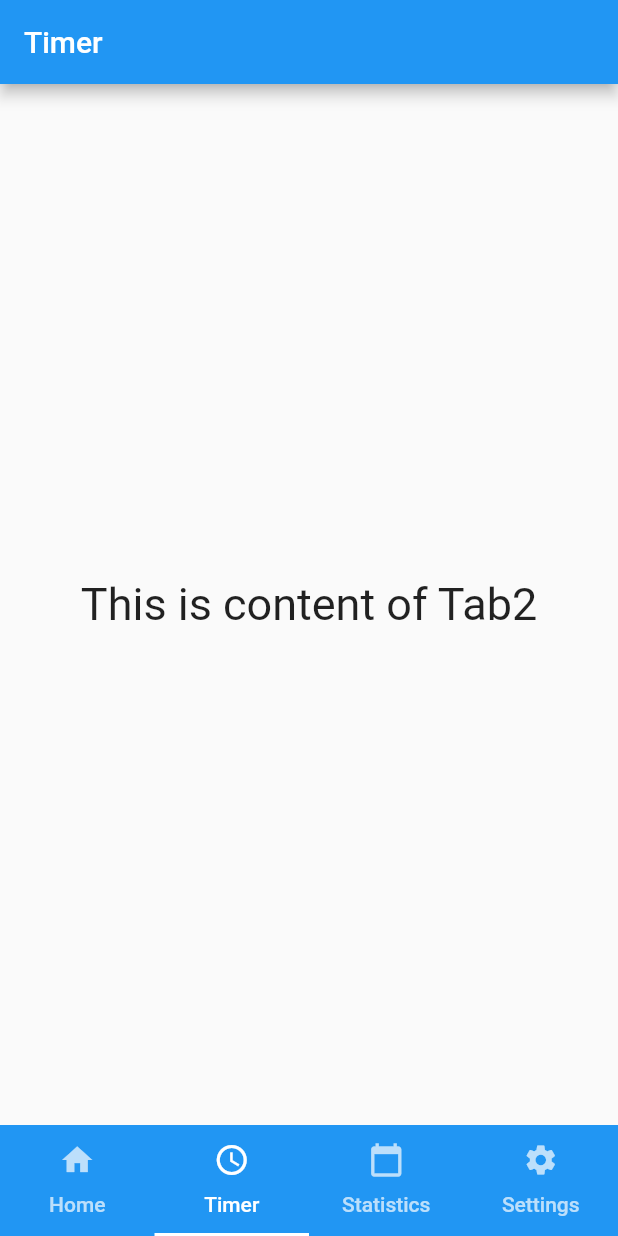
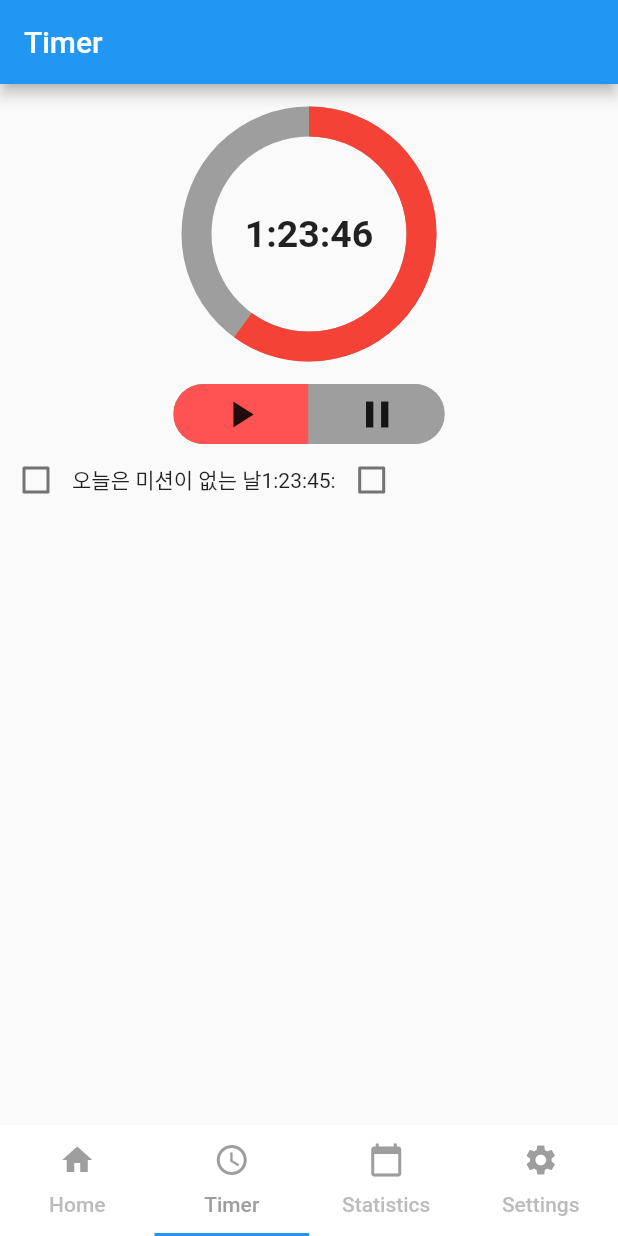
Before and after one commit to FreeDeveloper97/flutter_save, a Flutter app: the screen it shows after launch, item 2 of the bottom bar chosen, on a phone screen of 412 x 824 dp. Run offline on Flutter 3.47's test engine with Material 2 defaults, Android fonts, the phone set to English and light mode, and no system bars; drawn by our look-alikes of toggle_switch.

Commit message:
7/31 홈화면, 타이머 화면 중간제작

```diff
--- a/lib/main.dart
+++ b/lib/main.dart
@@ -1,8 +1,27 @@
 import 'package:flutter/material.dart';
+import 'package:tabbar_demo/tab_containter_default.dart';
 
 import 'tab_containter_default.dart';
 
 void main() => runApp(MyApp());
+
+const MaterialColor primaryBlack = MaterialColor(
+  _blackPrimaryValue,
+  <int, Color>{
+    50: Color(0xFF000000),
+    100: Color(0xFF000000),
+    200: Color(0xFF000000),
+    300: Color(0xFF000000),
+    400: Color(0xFF000000),
+    500: Color(_blackPrimaryValue),
+    600: Color(0xFF000000),
+    700: Color(0xFF000000),
+    800: Color(0xFF000000),
+    900: Color(0xFF000000),
+  },
+);
+
+const int _blackPrimaryValue = 0xFF000000;
 
 class MyApp extends StatelessWidget {
   // This widget is the root of your application.
@@ -11,7 +30,7 @@ class MyApp extends StatelessWidget {
     return MaterialApp(
       title: 'Flutter Demo',
       theme: ThemeData(
-        primarySwatch: Colors.blue,
+        primarySwatch: primaryBlack,
       ),
       home: TabContainerDefault(),
 //      TabContainerBottom(),
--- a/lib/screens/tab2.dart
+++ b/lib/screens/tab2.dart
@@ -1,4 +1,5 @@
 import 'package:flutter/material.dart';
+import 'package:toggle_switch/toggle_switch.dart';
 
 class Tab2 extends StatefulWidget {
   @override
@@ -12,20 +13,73 @@ class _Tab2State extends State<Tab2> with AutomaticKeepAliveClientMixin<Tab2> {
     print('initState Tab2');
   }
 
+  SizedBox getCircularBox2() {
+    return SizedBox(
+      height: 200.0,
+      child: Stack(
+        children: <Widget>[
+          Center(
+            child: Container(
+              width: 150,
+              height: 150,
+              child: new CircularProgressIndicator(
+                  strokeWidth: 20,
+                  value: 0.6,
+                  backgroundColor: Colors.grey,
+                  valueColor: AlwaysStoppedAnimation<Color>(Colors.red)),
+            ),
+          ),
+          Center(
+              child: Text(
+            "1:23:46",
+            style: new TextStyle(fontSize: 25, fontWeight: FontWeight.bold),
+          )),
+        ],
+      ),
+    );
+  }
+
+  ToggleSwitch getSwitch() {
+    return ToggleSwitch(
+        minWidth: 90.0,
+        cornerRadius: 20.0,
+        activeBgColors: [
+          [Colors.redAccent],
+          [Colors.cyan]
+        ],
+        activeFgColor: Colors.white,
+        inactiveBgColor: Colors.grey,
+        inactiveFgColor: Colors.white,
+        totalSwitches: 2,
+        customIcons: [
+          Icon(Icons.play_arrow, size: 30),
+          Icon(Icons.pause, size: 30)
+        ],
+        onToggle: (index) {
+          print('switched to: $index');
+        });
+  }
+
   @override
   Widget build(BuildContext context) {
     print('build Tab2');
     return Scaffold(
-      appBar: AppBar(
-        title: Text('Timer'),
-      ),
-      body: Center(
-        child: Text(
-          'This is content of Tab2',
-          style: TextStyle(fontSize: 30),
+        appBar: AppBar(
+          title: Text('Timer'),
         ),
-      ),
-    );
+        body: Center(
+            child: Column(children: <Widget>[
+          getCircularBox2(),
+          getSwitch(),
+          Row(
+            children: [
+              new Checkbox(value: false, onChanged: (bool value) {}),
+              Text("오늘은 미션이 없는 날"),
+              Text("1:23:45:"),
+              new Checkbox(value: false, onChanged: (bool value) {}),
+            ],
+          )
+        ])));
   }
 
   @override
--- a/lib/tab_containter_default.dart
+++ b/lib/tab_containter_default.dart
@@ -38,23 +38,24 @@ class _TabContainerDefaultState extends State<TabContainerDefault> {
             tabs: [
               Tab(
                 text: 'Home',
-                icon: Icon(Icons.home),
+                icon: Icon(Icons.home, color: Colors.grey),
               ),
               Tab(
                 text: 'Timer',
-                icon: Icon(Icons.access_time),
+                icon: Icon(Icons.access_time, color: Colors.grey),
               ),
               Tab(
                 text: 'Statistics',
-                icon: Icon(Icons.calendar_today),
+                icon: Icon(Icons.calendar_today, color: Colors.grey),
               ),
               Tab(
                 text: 'Settings',
-                icon: Icon(Icons.settings),
+                icon: Icon(Icons.settings, color: Colors.grey),
               ),
             ],
+            labelColor: Colors.grey,
           ),
-          backgroundColor: Theme.of(context).primaryColor,
+          backgroundColor: Colors.white,
         ),
       ),
     );
--- a/pubspec.yaml
+++ b/pubspec.yaml
@@ -23,6 +23,7 @@ dependencies:
   # The following adds the Cupertino Icons font to your application.
   # Use with the CupertinoIcons class for iOS style icons.
   cupertino_icons: ^0.1.2
+  toggle_switch: ^1.2.0
 
 dev_dependencies:
   flutter_test:
```
Also changed, not shown: lib/screens/tab1.dart (+28 -3 lines), lib/screens/tab4.dart (+20 -5 lines), lib/MaterialColor.dart (added), pubspec.lock.
